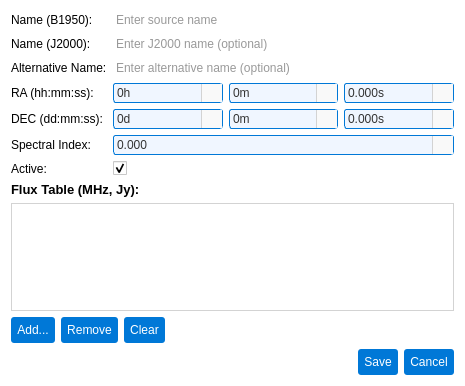
This is pastrocore/gui_pyside/dialog_edtior_source.ui in Torward1024/pAstroCORE as Qt 5 draws it before an edit. The edited form follows.
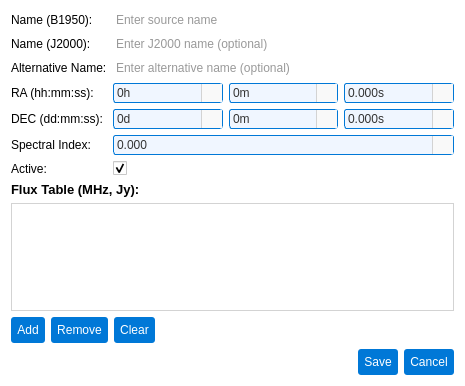
This is the edited form. Icons and pictures are not drawn.

```diff
--- a/pastrocore/gui_pyside/dialog_edtior_source.ui
+++ b/pastrocore/gui_pyside/dialog_edtior_source.ui
@@ -796,7 +796,7 @@
           <string>background-color: #0078d7; color: #ffffff; padding: 6px; border-radius: 3px;</string>
          </property>
          <property name="text">
-          <string>Add...</string>
+          <string>Add</string>
          </property>
         </widget>
        </item>
```
Left out of the diff: 57 changed lines with no effect on the pictures.
